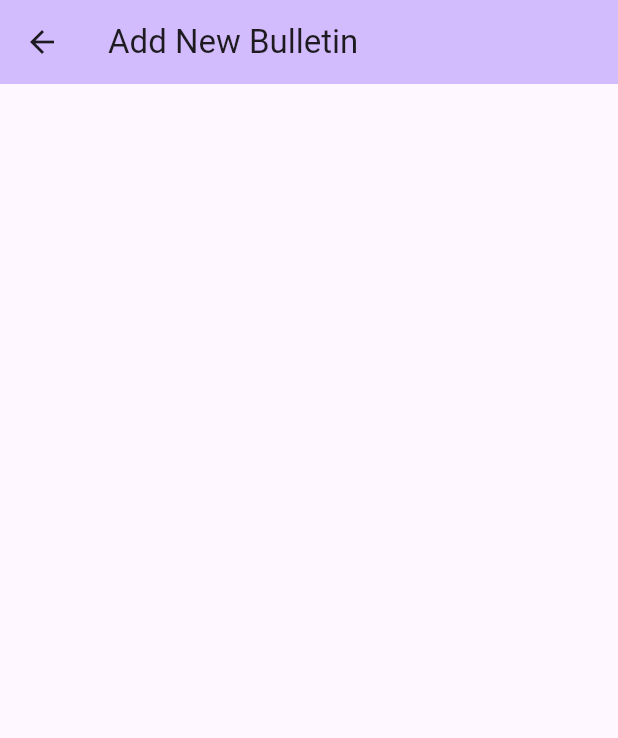
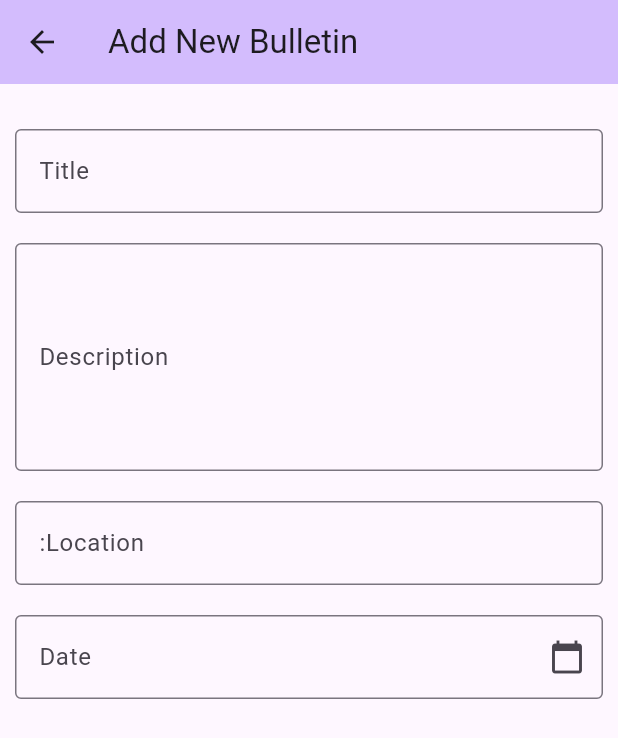
Before and after one commit to payen83/kkr_intermediate_2025, a Flutter app: the AddBulletin screen opened directly, on a phone screen of 412 x 824 dp. Shown: the top 738 px of the screen. Run offline on Flutter 3.47's test engine with Material 3 defaults, Android fonts, the phone set to English and light mode, and no system bars; our stand-ins replace dio, get, shared_preferences; accounts and stored records are empty.

Commit message:
textfield update

```diff
--- a/lib/app/view/addbulletin.screen.dart
+++ b/lib/app/view/addbulletin.screen.dart
@@ -8,6 +8,25 @@ class AddBulletin extends StatefulWidget {
 }
 
 class _AddBulletinState extends State<AddBulletin> {
+  final TextEditingController titleController = TextEditingController();
+  final TextEditingController descriptionController = TextEditingController();
+  final TextEditingController locationController = TextEditingController();
+  final TextEditingController dateController = TextEditingController();
+
+  String imagePath = '';
+  String title = '';
+  int lines = 1;
+
+  Future<void> selectDate() async{
+    DateTime? picked = await showDatePicker(
+      context: context, firstDate: DateTime.now(), lastDate: DateTime(2100));
+    if(picked != null){
+      setState(() {
+        dateController.text = picked.toString().split(" ")[0];
+      });
+    }
+  }
+
   @override
   Widget build(BuildContext context) {
     return Scaffold(
@@ -15,7 +34,60 @@ class _AddBulletinState extends State<AddBulletin> {
         backgroundColor: Theme.of(context).colorScheme.inversePrimary,
         title: Text('Add New Bulletin'),
       ),
-      body: Container(),
+      body: SingleChildScrollView(
+        padding: EdgeInsets.all(10),
+        child: Column(
+          mainAxisAlignment: MainAxisAlignment.start,
+          children: [
+            TextfieldWidget(fieldController: titleController, lines: 1, textLabel: 'Title'),
+            TextfieldWidget(fieldController: descriptionController, lines: 5, textLabel: 'Description'),
+            TextfieldWidget(fieldController: locationController, lines: 1, textLabel: ':Location'),
+            Padding(
+              padding: EdgeInsets.only(top: 20),
+              child: TextField(
+                controller: dateController,
+                maxLines: 1,
+                decoration: InputDecoration(
+                  border:OutlineInputBorder(),
+                  labelText: 'Date',
+                  suffixIcon: Icon(Icons.calendar_today)
+                ),
+                readOnly: true,
+                onTap: () => selectDate(),
+              ),
+            )
+            // TextfieldWidget(fieldController: dateController, lines: 1, textLabel: 'Date'),
+          ],
+        ),
+      )
     );
   }
 }
+
+class TextfieldWidget extends StatelessWidget {
+  const TextfieldWidget({
+    super.key,
+    required this.fieldController,
+    required this.lines,
+    required this.textLabel,
+  });
+
+  final TextEditingController fieldController;
+  final int lines;
+  final String textLabel;
+
+  @override
+  Widget build(BuildContext context) {
+    return Padding(
+      padding: EdgeInsets.only(top: 20),
+      child: TextField(
+        controller: fieldController,
+        maxLines: lines,
+        decoration: InputDecoration(
+          border:OutlineInputBorder(),
+          labelText: textLabel,
+        ),
+      ),
+    );
+  }
+}
```
